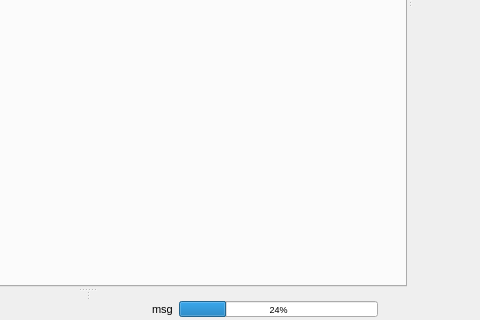
This is libpgmodeler_ui/ui/mainwindow.ui in pgmodeler/pgmodeler as Qt 5 draws it before an edit; both pictures show x 305 to 785 and y 353 to 673 of the 1068 by 673 pixel window. The edited form follows.
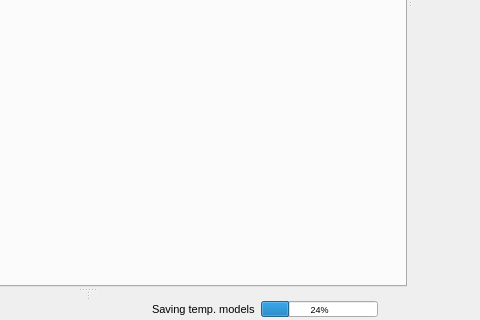
This is the edited form. The open tabs and pages were chosen to show the change. Icons and pictures are not drawn.

Commit message: Minor fix to correclty when show the temp. models save progress. temp. modles"

Patch:
```diff
--- a/libpgmodeler_ui/ui/mainwindow.ui
+++ b/libpgmodeler_ui/ui/mainwindow.ui
@@ -558,7 +558,7 @@
                    </font>
                   </property>
                   <property name="text">
-                   <string>msg</string>
+                   <string>Saving temp. models</string>
                   </property>
                  </widget>
                 </item>
```
The commit also changes 1 other file.
